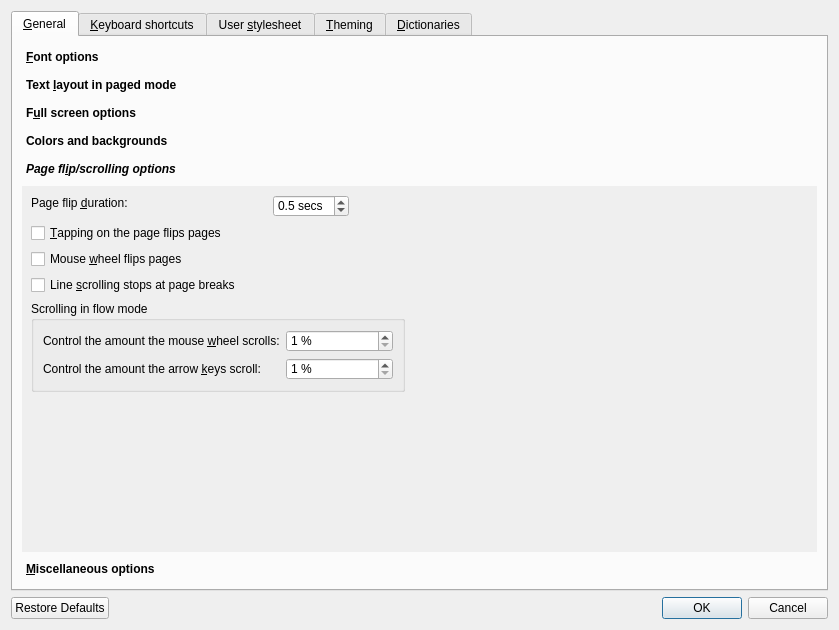
First picture: the form in src/calibre/gui2/viewer/config.ui, repository kovidgoyal/calibre, before the edit.
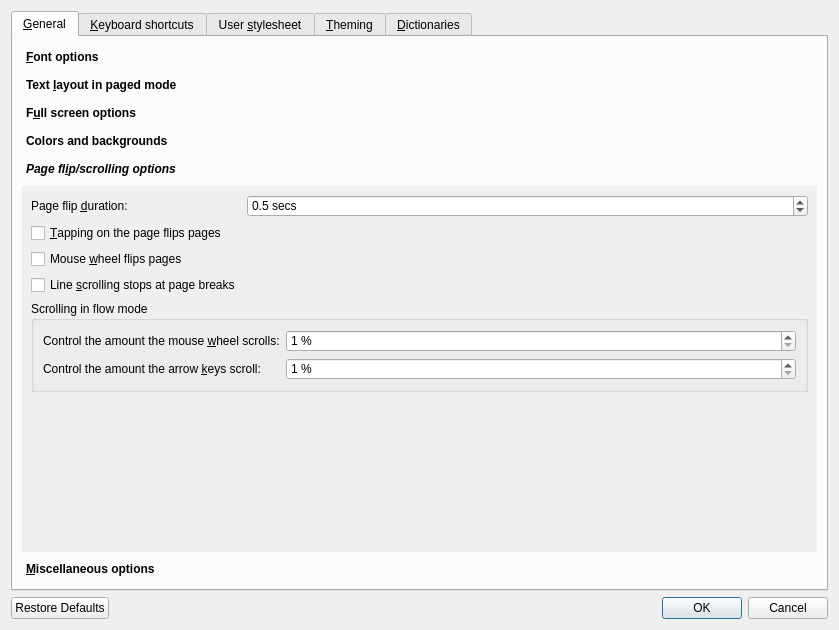
Second picture: the form after the edit. The open tabs and pages were chosen to show the change. Icons and pictures are not drawn.

Commit message: Fix Page flips options box in viewer preferences bot being laid out properly

```diff
--- a/src/calibre/gui2/viewer/config.ui
+++ b/src/calibre/gui2/viewer/config.ui
@@ -596,21 +596,17 @@
             <x>0</x>
             <y>0</y>
             <width>799</width>
-            <height>370</height>
+            <height>354</height>
            </rect>
           </property>
           <attribute name="label">
            <string>Page fl&amp;ip/scrolling options</string>
           </attribute>
+          <layout class="QVBoxLayout" name="vlayout123">
+           <item>
+            <layout class="QFormLayout" name="formLayout_4">
+             <item row="0" column="0">
           <widget class="QLabel" name="label_11">
-           <property name="geometry">
-            <rect>
-             <x>9</x>
-             <y>9</y>
-             <width>111</width>
-             <height>16</height>
-            </rect>
-           </property>
            <property name="text">
             <string>Page flip &amp;duration:</string>
            </property>
@@ -618,15 +614,9 @@
             <cstring>opt_page_flip_duration</cstring>
            </property>
           </widget>
+             </item>
+             <item row="0" column="1">
           <widget class="QDoubleSpinBox" name="opt_page_flip_duration">
-           <property name="geometry">
-            <rect>
-             <x>251</x>
-             <y>9</y>
-             <width>76</width>
-             <height>22</height>
-            </rect>
-           </property>
            <property name="specialValueText">
             <string>disabled</string>
            </property>
@@ -649,15 +639,30 @@
             <double>0.500000000000000</double>
            </property>
           </widget>
+             </item>
+             <item row="1" column="0">
+              <widget class="QCheckBox" name="opt_tap_flips_pages">
+               <property name="text">
+                <string>&amp;Tapping on the page flips pages</string>
+               </property>
+              </widget>
+             </item>
+             <item row="2" column="0">
+              <widget class="QCheckBox" name="opt_wheel_flips_pages">
+               <property name="text">
+                <string>Mouse &amp;wheel flips pages</string>
+               </property>
+              </widget>
+             </item>
+             <item row="3" column="0">
+              <widget class="QCheckBox" name="opt_line_scrolling_stops_on_pagebreaks">
+               <property name="text">
+                <string>Line &amp;scrolling stops at page breaks</string>
+               </property>
+              </widget>
+             </item>
+             <item row="4" column="0" colspan="2">
           <widget class="QGroupBox" name="groupBox">
-           <property name="geometry">
-            <rect>
-             <x>9</x>
-             <y>115</y>
-             <width>374</width>
-             <height>91</height>
-            </rect>
-           </property>
            <property name="title">
             <string>Scrolling in flow mode</string>
            </property>
@@ -684,7 +689,7 @@
                <number>1</number>
               </property>
               <property name="maximum">
-               <number>2000</number>
+                   <number>100</number>
               </property>
               <property name="singleStep">
                <number>5</number>
@@ -713,7 +718,7 @@
                <number>1</number>
               </property>
               <property name="maximum">
-               <number>2000</number>
+                   <number>100</number>
               </property>
               <property name="singleStep">
                <number>5</number>
@@ -722,45 +727,10 @@
             </item>
            </layout>
           </widget>
-          <widget class="QCheckBox" name="opt_tap_flips_pages">
-           <property name="geometry">
-            <rect>
-             <x>9</x>
-             <y>37</y>
-             <width>219</width>
-             <height>20</height>
-            </rect>
-           </property>
-           <property name="text">
-            <string>&amp;Tapping on the page flips pages</string>
-           </property>
-          </widget>
-          <widget class="QCheckBox" name="opt_wheel_flips_pages">
-           <property name="geometry">
-            <rect>
-             <x>9</x>
-             <y>63</y>
-             <width>174</width>
-             <height>20</height>
-            </rect>
-           </property>
-           <property name="text">
-            <string>Mouse &amp;wheel flips pages</string>
-           </property>
-          </widget>
-          <widget class="QCheckBox" name="opt_line_scrolling_stops_on_pagebreaks">
-           <property name="geometry">
-            <rect>
-             <x>9</x>
-             <y>89</y>
-             <width>236</width>
-             <height>20</height>
-            </rect>
-           </property>
-           <property name="text">
-            <string>Line &amp;scrolling stops at page breaks</string>
-           </property>
-          </widget>
+             </item>
+            </layout>
+           </item>
+          </layout>
          </widget>
          <widget class="QWidget" name="page_4">
           <property name="geometry">
```
Left out of the diff: 18 changed lines with no effect on the pictures. Lines whose indentation alone changed are shown as unchanged.
